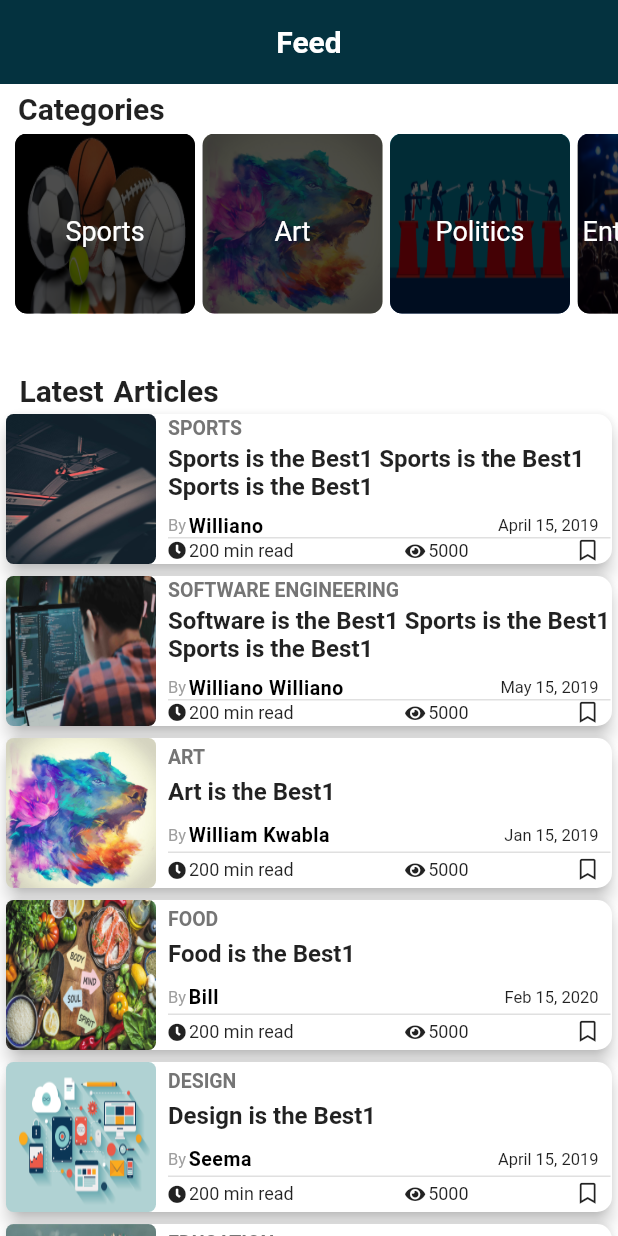
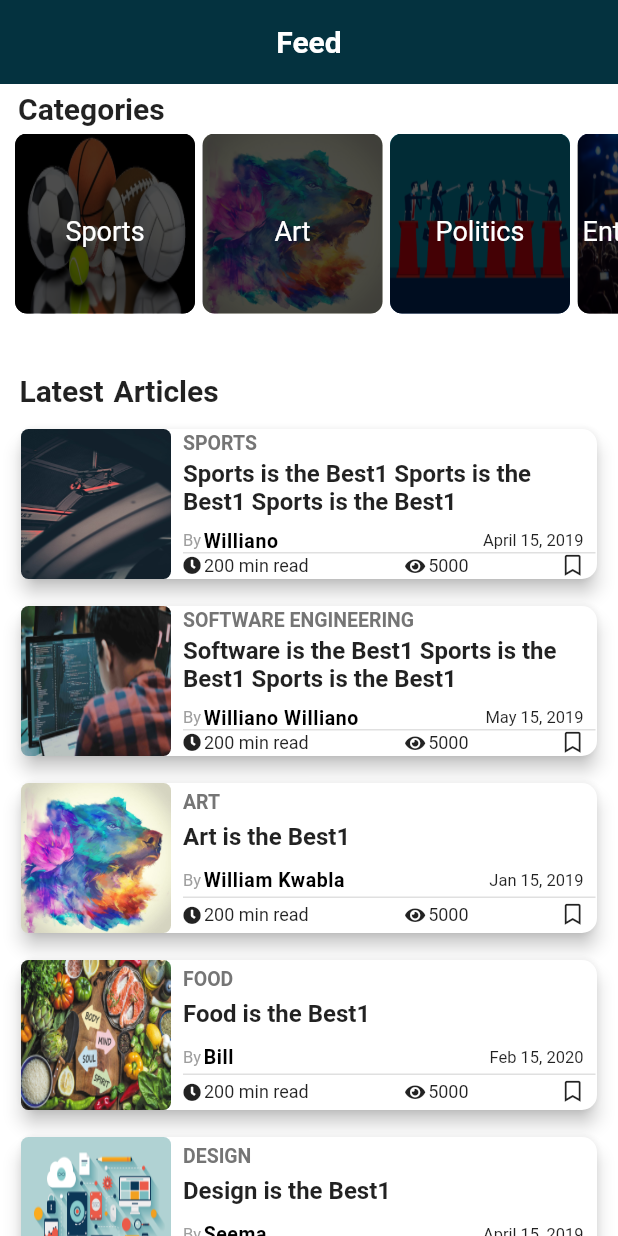
Before and after one commit to Williano/Bona-Blog-Mobile, a Flutter app: the screen it shows after launch, item 2 of the bottom bar chosen, after a tap on "Return To Feed", on a phone screen of 412 x 824 dp. Run offline on Flutter 3.47's test engine with Material 2 defaults, Android fonts, the light colour scheme and no system bars; our stand-ins replace font_awesome_flutter, persistent_bottom_nav_bar; Roboto replaces fonts that are missing (Georgia, Hind).

Commit message:
Update Widget

```diff
--- a/lib/widgets/card_widgets/article_card_widget.dart
+++ b/lib/widgets/card_widgets/article_card_widget.dart
@@ -10,9 +10,12 @@ Widget articleCard(
     @required String articleDatePublishedOn,
     @required int articleReadTime,
     @required int articleNumberOfViews}) {
-  return Card(
+  return Padding(
+    padding: const EdgeInsets.only(top: 10.0, left: 10.0, right: 10.0),
+    child: Card(
         elevation: 5.0,
-      shape: RoundedRectangleBorder(borderRadius: BorderRadius.circular(10.0)),
+        shape:
+            RoundedRectangleBorder(borderRadius: BorderRadius.circular(10.0)),
         child: Container(
           height: 100,
           decoration: BoxDecoration(
@@ -64,7 +67,8 @@ Widget articleCard(
                                 child: Row(
                                   children: <Widget>[
                                     Padding(
-                                    padding: const EdgeInsets.only(right: 1.5),
+                                      padding:
+                                          const EdgeInsets.only(right: 1.5),
                                       child: Text(
                                         "By",
                                         style: TextStyle(
@@ -148,5 +152,6 @@ Widget articleCard(
               )
             ],
           ),
-      ));
+        )),
+  );
 }
```
Lines whose indentation alone changed are shown as unchanged.
